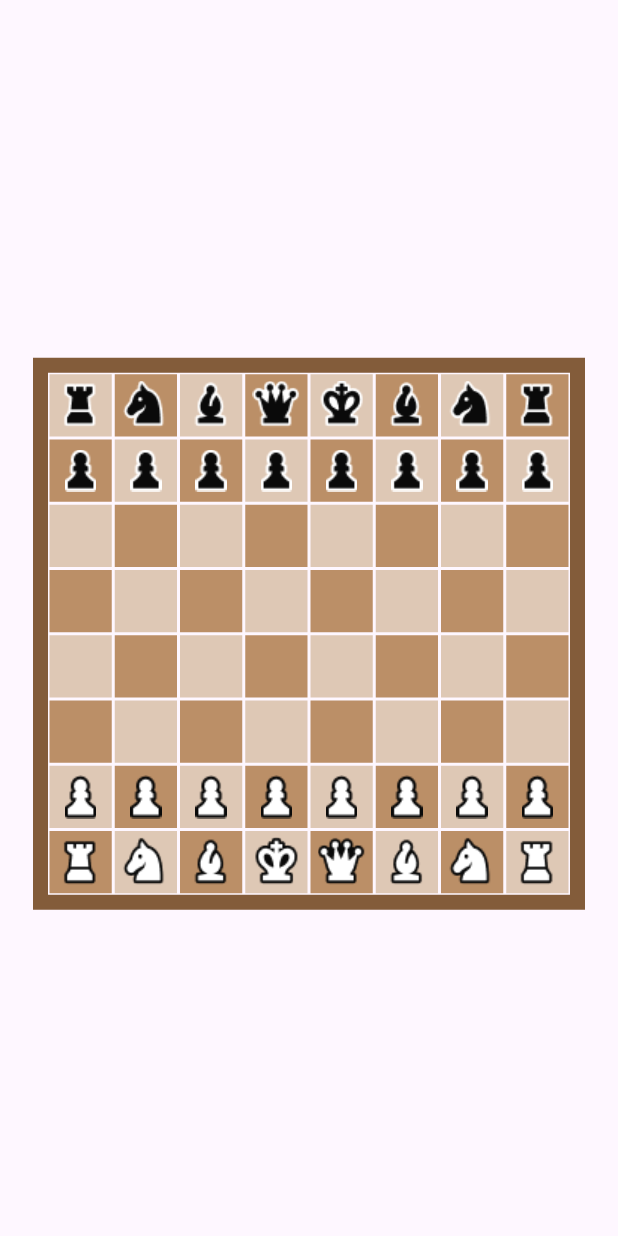
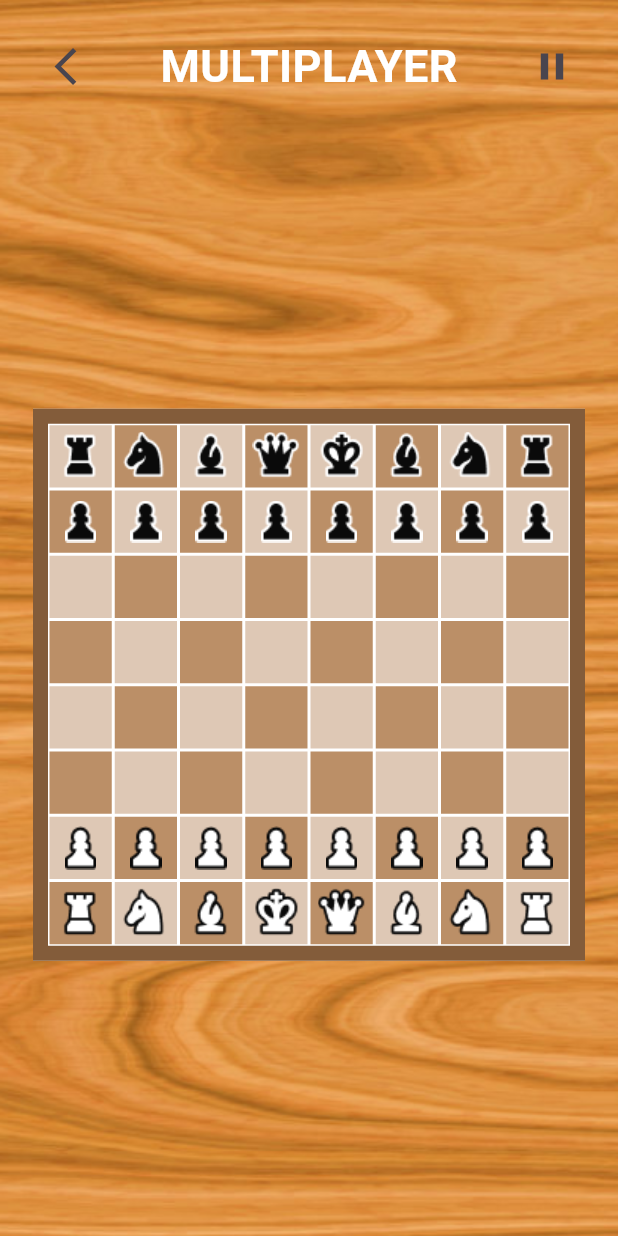
Before and after one commit to AswinPSanthosh/CHESS, a Flutter app: the screen it shows after launch, on a phone screen of 412 x 824 dp. Run offline on Flutter 3.47's test engine with Material 3 defaults, Android fonts, the phone set to English and light mode, and no system bars.

```diff
--- a/lib/Model.dart
+++ b/lib/Model.dart
@@ -2,6 +2,8 @@
 
 
 
+
+import 'package:flutter/material.dart';
 
 isWhite(int index){
 int x = index~/8;
@@ -15,3 +17,19 @@ bool isInBoard(int row , int col){
 
 
 }
+
+//text style
+TextStyle top_text = TextStyle(
+color: Colors.white,
+fontSize: 30,
+fontFamily: 'Roboto',
+fontWeight: FontWeight.w700,
+letterSpacing: 0.30,
+);
+TextStyle button = TextStyle(
+color: Colors.white,
+fontSize: 20,
+fontFamily: 'Roboto',
+fontWeight: FontWeight.w700,
+
+);
--- a/lib/components/Gameboard.dart
+++ b/lib/components/Gameboard.dart
@@ -35,17 +35,19 @@ void pieceSelected(int row, int col) {
           selectedPiece = board[row][col];
           selectedRow = row;
           selectedCol = col;
-        validMoves = realValidmoves(selectedRow, selectedCol, selectedPiece, true);
+          validMoves =
+              realValidmoves(selectedRow, selectedCol, selectedPiece, true);
         }
-    } else if (board[row][col] != null && board[row][col]!.iswhite == selectedPiece!.iswhite) {
+      } else if (board[row][col] != null &&
+          board[row][col]!.iswhite == selectedPiece!.iswhite) {
         selectedPiece = board[row][col];
         selectedRow = row;
         selectedCol = col;
-      validMoves = realValidmoves(selectedRow, selectedCol, selectedPiece, true);
+        validMoves =
+            realValidmoves(selectedRow, selectedCol, selectedPiece, true);
       } else if (selectedPiece != null &&
           validMoves.any((move) => move[0] == row && move[1] == col)) {
         movePiece(row, col);
-
       }
     });
   }
@@ -69,46 +71,81 @@ bool stalemate(bool isWhite) {
     return true; // No moves left, and king is not in check
   }
 
-
-
 // Show an endgame dialog
   void showEndGameDialog(String message) {
     showDialog(
       context: context,
+      barrierDismissible: false,
       builder: (context) {
         return AlertDialog(
-        title: Text(message),
-        actions: [
-          TextButton(
+          insetPadding: EdgeInsets.zero,
+          shape: RoundedRectangleBorder(
+            borderRadius: BorderRadius.circular(5), // Apply 5 corner radius
+          ),
+          content: Stack(
+            children: [
+              // Background image
+              Positioned.fill(
+                child: Image.asset(
+                  'assets/other/Bg2.png',
+                  fit: BoxFit.cover,
+                ),
+              ),
+              // Dialog content
+              Container(
+                width: 345,
+                height: 334,
+                child: Column(
+                  mainAxisSize: MainAxisSize.min,
+                  mainAxisAlignment: MainAxisAlignment.center,
+                  children: [
+                    Text(
+                      message,
+                      textAlign: TextAlign.center,
+                      style: top_text,
+                    ),
+                    const SizedBox(height: 20),
+                    ElevatedButton(
                       onPressed: () {
-              Navigator.of(context).pop();
                         restart();
+                        Board();
                       },
-            child: const Text("Restart"),
+                      style: ElevatedButton.styleFrom(
+                        backgroundColor:
+                            Color(0xFFA47449), // Set the button color
+                      ),
+                      child: Text(
+                        "Restart",
+                        style: button,
+                      ),
                     ),
                   ],
+                ),
+              ),
+            ],
+          ),
         );
       },
     );
   }
 
-List<List<int>> realValidmoves(int row, int col, Chesspiece? piece, bool checkSimulation) {
+  List<List<int>> realValidmoves(
+      int row, int col, Chesspiece? piece, bool checkSimulation) {
     List<List<int>> candidateMoves = rowValidmoves(row, col, piece);
     if (checkSimulation) {
       return candidateMoves
-          .where((move) => simulateMovesSafe(piece!, row, col, move[0], move[1]))
+          .where(
+              (move) => simulateMovesSafe(piece!, row, col, move[0], move[1]))
           .toList();
     }
     return candidateMoves;
   }
-
 
 // calculate row valid moves
   List<List<int>> rowValidmoves(int row, int col, Chesspiece? piece) {
     List<List<int>> candidateMOves = [];
 
     int direction = piece!.iswhite ? -1 : 1;
-
 
     switch (piece.type) {
       case ChessPieceType.pawn:
@@ -229,15 +266,13 @@ List<List<int>> realValidmoves(int row, int col, Chesspiece? piece, bool checkSi
           [-1, -1],
           [-1, 1],
           [1, -1],
-          [1, 1] ,
+          [1, 1],
           [-1, 0], //up
           [1, 0], //down
           [0, -1], //left
           [0, 1] //right
         ];
         for (var dir in directions) {
-
-
           var newRow = row + dir[0];
           var newcol = col + dir[1];
           if (!isInBoard(newRow, newcol)) {
@@ -250,18 +285,16 @@ List<List<int>> realValidmoves(int row, int col, Chesspiece? piece, bool checkSi
             continue;
           }
           candidateMOves.add([newRow, newcol]);
-
         }
 
         break;
 
       case ChessPieceType.queen:
-
         var directions = [
           [-1, -1],
           [-1, 1],
           [1, -1],
-          [1, 1] ,
+          [1, 1],
           [-1, 0], //up
           [1, 0], //down
           [0, -1], //left
@@ -406,12 +439,7 @@ List<List<int>> realValidmoves(int row, int col, Chesspiece? piece, bool checkSi
     board = newboard;
   }
 
-
-
-
-
   void movePiece(int newRow, int newCol) {
-
     if (board[newRow][newCol] != null) {
       Chesspiece capturedPiece = board[newRow][newCol]!;
       if (capturedPiece.iswhite) {
@@ -441,23 +469,19 @@ List<List<int>> realValidmoves(int row, int col, Chesspiece? piece, bool checkSi
       validMoves = [];
     });
     if (checkmate(!isWhiteturn)) {
-
-
       showEndGameDialog('Checkmate! ${isWhiteturn ? 'White' : 'Black'} wins!');
-
-
-
     } else if (stalemate(!isWhiteturn)) {
       showEndGameDialog("Ooops It's a draw!");
     }
 
     isWhiteturn = !isWhiteturn;
   }
+
 //reset the game
-void restart(){
+  void restart() {
     Navigator.pop(context);
     _initialiseBoard();
-  checkStatus=false;
+    checkStatus = false;
     whitePieceCaptured.clear();
     blackPieceCaptured.clear();
     whiteKing = [7, 3];
@@ -465,22 +489,21 @@ blackKing = [0, 4];
     selectedRow = -1;
     selectedCol = -1;
     isWhiteturn = true;
-setState(() {
-
-});
+    setState(() {});
   }
-
-
 
   bool isKingCheck(bool isWhiteKing) {
     List<int> kingPosition = isWhiteKing ? whiteKing : blackKing;
     for (int row = 0; row < 8; row++) {
       for (int col = 0; col < 8; col++) {
-        if (board[row][col] == null || board[row][col]!.iswhite == isWhiteKing) {
+        if (board[row][col] == null ||
+            board[row][col]!.iswhite == isWhiteKing) {
           continue;
         }
-        List<List<int>> opponentMoves = rowValidmoves(row, col, board[row][col]);
-        if (opponentMoves.any((move) => move[0] == kingPosition[0] && move[1] == kingPosition[1])) {
+        List<List<int>> opponentMoves =
+            rowValidmoves(row, col, board[row][col]);
+        if (opponentMoves.any((move) =>
+            move[0] == kingPosition[0] && move[1] == kingPosition[1])) {
           return true;
         }
       }
@@ -491,7 +514,8 @@ bool isKingCheck(bool isWhiteKing) {
   bool simulateMovesSafe(
       Chesspiece piece, int startRow, int startCol, int endRow, int endCol) {
     Chesspiece? originalDestination = board[endRow][endCol];
-    List<int> originalKingPosition = piece.iswhite ? List.from(whiteKing) : List.from(blackKing);
+    List<int> originalKingPosition =
+        piece.iswhite ? List.from(whiteKing) : List.from(blackKing);
 
     if (piece.type == ChessPieceType.king) {
       if (piece.iswhite) {
@@ -520,57 +544,87 @@ bool simulateMovesSafe(
     return !kingInCheck;
   }
 
-
 //checkmate
-bool checkmate(bool isWhiteKing){
+  bool checkmate(bool isWhiteKing) {
     if (!isKingCheck(isWhiteKing)) {
       return false;
     }
     for (var i = 0; i < 8; i++) {
       for (var j = 0; j < 8; j++) {
-    if(board[i][j]==null|| board[i][j]!.iswhite!=isWhiteKing){
+        if (board[i][j] == null || board[i][j]!.iswhite != isWhiteKing) {
           continue;
         }
-    List<List<int>> pieceValidmoves = realValidmoves(i, j, board[i][j], true);
+        List<List<int>> pieceValidmoves =
+            realValidmoves(i, j, board[i][j], true);
         if (pieceValidmoves.isNotEmpty) {
           return false;
-
         }
       }
     }
     return true;
   }
 
-
   @override
   Widget build(BuildContext context) {
     return Scaffold(
       body: SafeArea(
+        child: Container(
+          decoration: BoxDecoration(
+            image: DecorationImage(
+              image: AssetImage(
+                  'assets/other/Bg2.png'), // Replace with your image path
+              fit: BoxFit.cover, // This will ensure the image covers the column
+            ),
+          ),
           child: Column(
             children: [
+              Padding(
+                padding: const EdgeInsets.only(top: 20, left: 20, right: 20),
+                child: Row(
+                  children: [
+                    IconButton(
+                      onPressed: () {},
+                      icon: Icon(Icons.arrow_back_ios_outlined, weight: 700),
+                      iconSize: 30,
+                    ),
+                    Spacer(), // Adds flexible space
+                    Text(
+                      "MULTIPLAYER",
+                      style: top_text,
+                    ),
+                    Spacer(), // Adds flexible space
+                    IconButton(
+                      onPressed: () {},
+                      icon: Icon(Icons.pause, weight: 700),
+                      iconSize: 30,
+                    ),
+                  ],
+                ),
+              ),
               Expanded(
                 child: GridView.builder(
                   gridDelegate: const SliverGridDelegateWithFixedCrossAxisCount(
                     crossAxisCount: 8,
                   ),
                   itemCount: whitePieceCaptured.length,
-                itemBuilder: (BuildContext context, int index)=>Deadpiece(
+                  itemBuilder: (BuildContext context, int index) => Deadpiece(
                     imagepath: whitePieceCaptured[index].imagepathw,
                     iswhite: true,
                   ),
                 ),
-
               ),
-            Text(checkStatus?"check":
-            ""),
+              Text(checkStatus ? "check" : ""),
               Center(
+                child: Container(
+                  color: Colors.white,
                   child: Container(
                     width: 368,
                     height: 368,
-                decoration:
-                    BoxDecoration(border: Border.all(color: boardcolor, width: 10)),
+                    decoration: BoxDecoration(
+                        border: Border.all(color: boardcolor, width: 10)),
                     child: GridView.builder(
-                  gridDelegate: const SliverGridDelegateWithFixedCrossAxisCount(
+                      gridDelegate:
+                          const SliverGridDelegateWithFixedCrossAxisCount(
                         crossAxisCount: 8,
                       ),
                       itemCount: 8 * 8,
@@ -579,14 +633,17 @@ return true;
                         int row = index ~/ 8;
                         int col = index % 8;
 
-                    bool isSelected = selectedRow == row && selectedCol == col;
-
-
+                        bool isSelected =
+                            selectedRow == row && selectedCol == col;
 
                         //king is in check or not
                         bool isKingInCheck = checkStatus &&
-                      ((isWhiteturn && whiteKing[0] == row && whiteKing[1] == col) ||
-                          (!isWhiteturn && blackKing[0] == row && blackKing[1] == col));
+                            ((isWhiteturn &&
+                                    whiteKing[0] == row &&
+                                    whiteKing[1] == col) ||
+                                (!isWhiteturn &&
+                                    blackKing[0] == row &&
+                                    blackKing[1] == col));
                         bool isValidmove = false;
                         for (var position in validMoves) {
                           if (position[0] == row && position[1] == col) {
@@ -607,20 +664,21 @@ return true;
                     ),
                   ),
                 ),
+              ),
               Expanded(
                 child: GridView.builder(
                   gridDelegate: const SliverGridDelegateWithFixedCrossAxisCount(
                     crossAxisCount: 8,
                   ),
                   itemCount: blackPieceCaptured.length,
-                itemBuilder: (BuildContext context, int index)=>Deadpiece(
+                  itemBuilder: (BuildContext context, int index) => Deadpiece(
                     imagepath: blackPieceCaptured[index].imagepathb,
                     iswhite: false,
                   ),
                 ),
               ),
-
             ],
+          ),
         ),
       ),
     );
--- a/pubspec.yaml
+++ b/pubspec.yaml
@@ -62,6 +62,7 @@ flutter:
   # To add assets to your application, add an assets section, like this:
   assets:
     - assets/pieces/
+    - assets/other/
 
   #   - images/a_dot_ham.jpeg
 
```
Also changed, not shown: assets/other/Bg2.png (added), assets/other/Start.png (added), assets/other/bg1.png (added), lib/components/demo.dart (added). Lines whose indentation alone changed are shown as unchanged.
